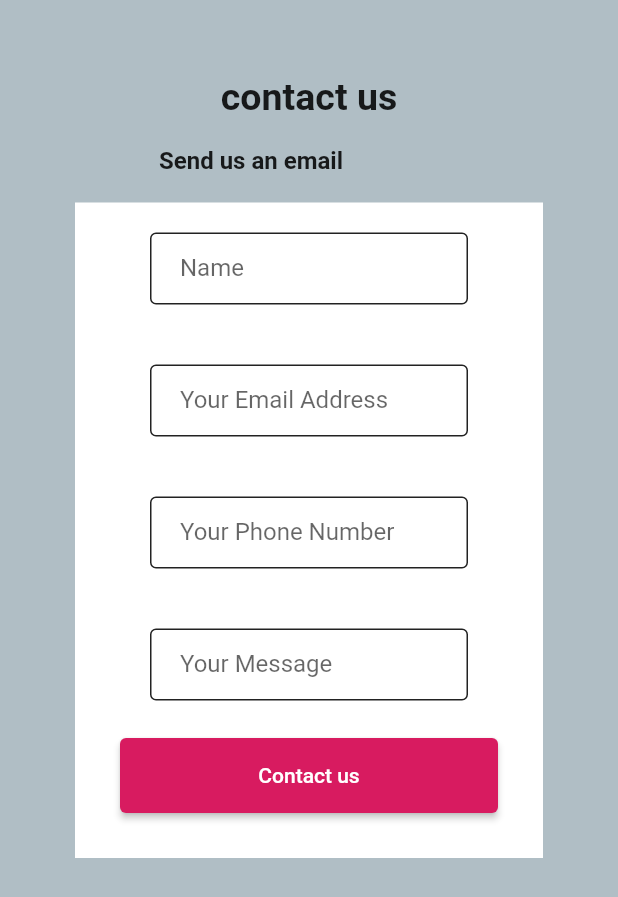
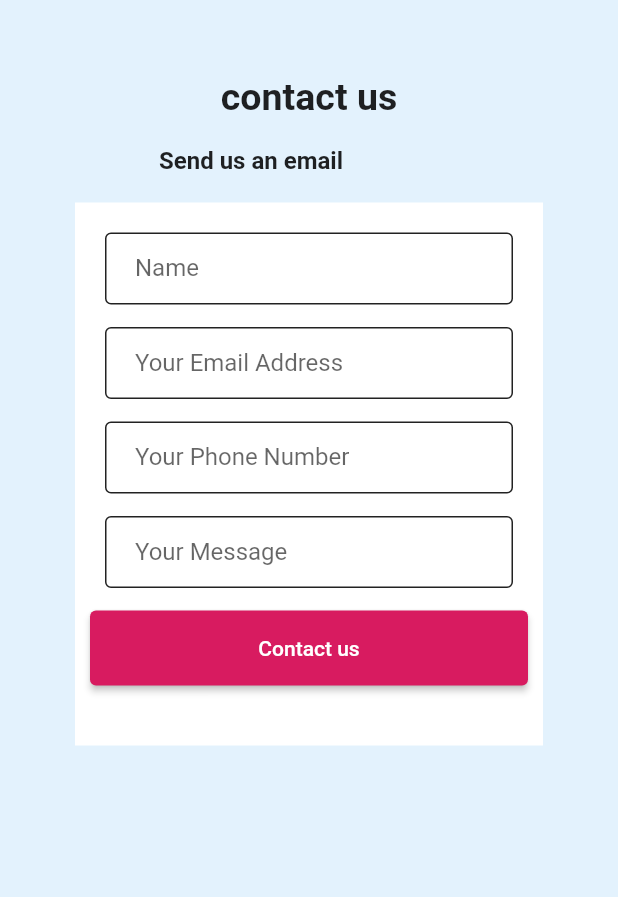
Before and after one commit to kallada2021/portifoliowebsite, a Flutter app: the ContactUsScreen screen opened by its route, on a phone screen of 412 x 824 dp. Shown: the top 897 px of the screen. Run offline on Flutter 3.47's test engine with Material 2 defaults, Android fonts, the phone set to English and light mode, and no system bars.

```diff
--- a/consulting_portfolio_website/lib/constants/constants.dart
+++ b/consulting_portfolio_website/lib/constants/constants.dart
@@ -1,7 +1,5 @@
 import 'package:flutter/material.dart';
 
-import '../features/screens/contactus.dart';
-import '../features/widgets/custombutton.dart';
 import '../features/widgets/customdropdown.dart';
 import 'global_variables.dart';
 
--- a/consulting_portfolio_website/lib/features/screens/contactus.dart
+++ b/consulting_portfolio_website/lib/features/screens/contactus.dart
@@ -42,8 +42,12 @@ class _ContactUsScreenState extends State<ContactUsScreen> {
 
   @override
   Widget build(BuildContext context) {
+    double formPadding = MediaQuery.of(context).size.width > 800
+        ? MediaQuery.of(context).size.width * 0.1
+        : 10.0;
+
     return Scaffold(
-      backgroundColor: GlobalVariables.grayBackgroundColor,
+      backgroundColor: Colors.blue[50],
       body: SafeArea(
         child: Center(
           child: Padding(
@@ -69,38 +73,54 @@ class _ContactUsScreenState extends State<ContactUsScreen> {
                   ),
                 ),
                 Container(
-                  padding: const EdgeInsets.only(left: 30.0, right: 30.0),
-                  color: GlobalVariables.backgroundColor,
+                  padding: const EdgeInsets.all(10.0),
+                  color: Colors.white,
                   child: Form(
                     key: _contactUsFormKey,
                     child: Column(
                       children: [
+                        const SizedBox(
+                          height: 10,
+                        ),
                         Padding(
-                          padding: const EdgeInsets.all(20.0),
+                          padding:
+                              EdgeInsets.symmetric(horizontal: formPadding),
                           child: CustomTextField(
                             controller: _nameController,
                             hintText: "Name",
                             inputType: TextInputType.name,
                           ),
                         ),
+                        const SizedBox(
+                          height: 15,
+                        ),
                         Padding(
-                          padding: const EdgeInsets.all(20.0),
+                          padding:
+                              EdgeInsets.symmetric(horizontal: formPadding),
                           child: CustomTextField(
                             controller: _emailController,
                             hintText: "Your Email Address",
                             inputType: TextInputType.emailAddress,
                           ),
                         ),
+                        const SizedBox(
+                          height: 15,
+                        ),
                         Padding(
-                          padding: const EdgeInsets.all(20.0),
+                          padding:
+                              EdgeInsets.symmetric(horizontal: formPadding),
                           child: CustomTextField(
                             controller: _phoneController,
                             hintText: "Your Phone Number",
                             inputType: TextInputType.phone,
                           ),
                         ),
+                        const SizedBox(
+                          height: 15,
+                        ),
                         Padding(
-                          padding: const EdgeInsets.all(20.0),
+                          padding:
+                              EdgeInsets.symmetric(horizontal: formPadding),
                           child: CustomTextField(
                             controller: _messageController,
                             hintText: "Your Message",
@@ -108,7 +128,7 @@ class _ContactUsScreenState extends State<ContactUsScreen> {
                           ),
                         ),
                         const SizedBox(
-                          height: 5,
+                          height: 15,
                         ),
                         CustomButton(
                             text: "Contact us",
--- a/consulting_portfolio_website/lib/features/services/technology_service.dart
+++ b/consulting_portfolio_website/lib/features/services/technology_service.dart
@@ -11,6 +11,7 @@ import '../../constants/utils.dart';
 import '../models/technology.dart';
 
 class TechnologyService {
+  bool isLoading = true;
   // getTechs gets a list of techs from backend api
   Future<List<Technology>> getTechs({
     required BuildContext context,
@@ -43,6 +44,7 @@ class TechnologyService {
       print(e);
       showSnackBar(context, e.toString(), Colors.red);
     }
+    isLoading = false;
     return techList;
   }
 
--- a/consulting_portfolio_website/lib/features/widgets/textfield.dart
+++ b/consulting_portfolio_website/lib/features/widgets/textfield.dart
@@ -16,7 +16,7 @@ class CustomTextField extends StatelessWidget {
     return TextFormField(
       controller: controller,
       decoration: InputDecoration(
-        contentPadding: const EdgeInsets.symmetric(
+        contentPadding: EdgeInsets.symmetric(
           horizontal: 20,
         ),
         hintText: hintText,
```
Also changed, not shown: consulting_portfolio_website/lib/features/responsive/mobile_screen_layout.dart (+11 -5 lines), consulting_portfolio_website/lib/features/screens/intro_box.dart (added, +60 -0 lines), consulting_portfolio_website/lib/features/screens/main_page.dart (+14 -10 lines), consulting_portfolio_website/lib/features/screens/technologies_screen.dart (added, +89 -0 lines), 1 other file.
